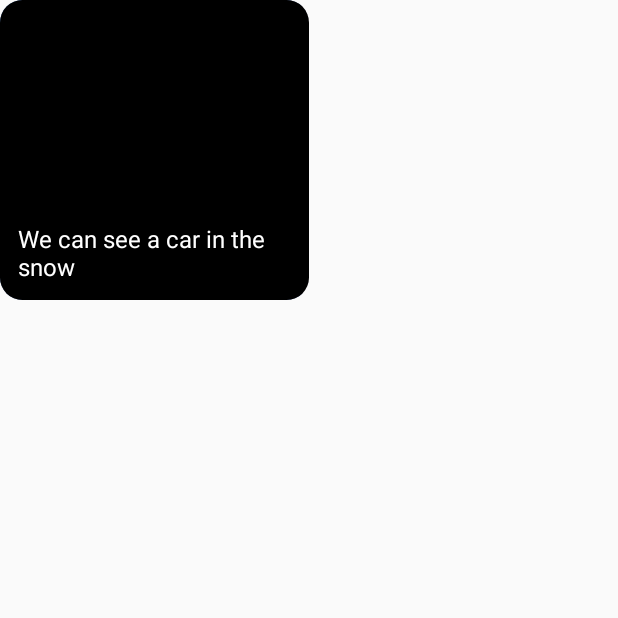
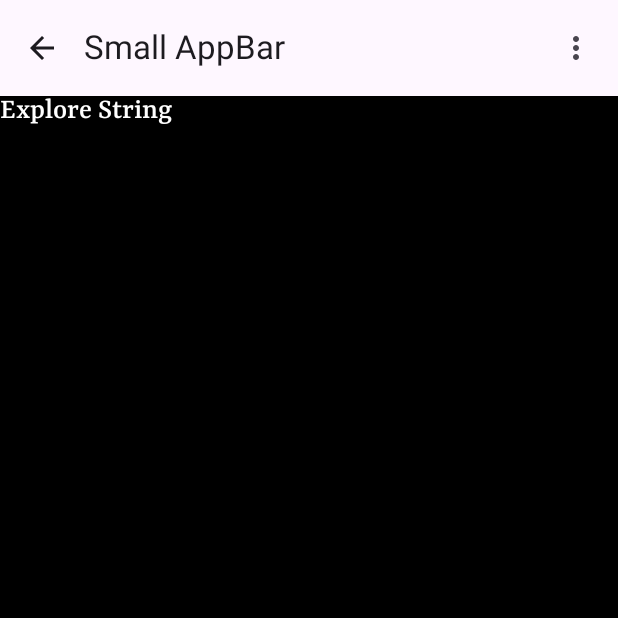
Before and after one commit to Logeshsharma/Android-with-compose, an Android app built with Jetpack Compose: the screen it shows after launch (MainActivity), on a phone screen of 412 x 824 dp, the top half of it. Run offline under Robolectric (Android 15) with nearby library versions, the phone set to English and light mode, and no system bars.

Commit message:
Add Text and fonts composable

```diff
--- a/app/src/main/java/com/example/androidwithcompose/MainActivity.kt
+++ b/app/src/main/java/com/example/androidwithcompose/MainActivity.kt
@@ -14,9 +14,19 @@ import androidx.compose.foundation.layout.fillMaxWidth
 import androidx.compose.foundation.layout.height
 import androidx.compose.foundation.layout.padding
 import androidx.compose.foundation.shape.RoundedCornerShape
+import androidx.compose.material.icons.Icons
+import androidx.compose.material.icons.filled.ArrowBack
+import androidx.compose.material.icons.filled.MoreVert
 import androidx.compose.material3.Card
+import androidx.compose.material3.ExperimentalMaterial3Api
+import androidx.compose.material3.Icon
+import androidx.compose.material3.IconButton
+import androidx.compose.material3.MediumTopAppBar
+import androidx.compose.material3.Scaffold
+import androidx.compose.material3.SmallTopAppBar
 import androidx.compose.material3.Surface
 import androidx.compose.material3.Text
+import androidx.compose.material3.TopAppBar
 import androidx.compose.runtime.Composable
 import androidx.compose.ui.Alignment
 import androidx.compose.ui.Modifier
@@ -26,6 +36,9 @@ import androidx.compose.ui.graphics.painter.Painter
 import androidx.compose.ui.layout.ContentScale
 import androidx.compose.ui.res.painterResource
 import androidx.compose.ui.text.TextStyle
+import androidx.compose.ui.text.font.Font
+import androidx.compose.ui.text.font.FontFamily
+import androidx.compose.ui.text.font.FontWeight
 import androidx.compose.ui.text.style.TextAlign
 import androidx.compose.ui.unit.dp
 import androidx.compose.ui.unit.sp
@@ -36,15 +49,69 @@ class MainActivity : ComponentActivity() {
         super.onCreate(savedInstanceState)
         enableEdgeToEdge()
         setContent {
-            val painter = painterResource(R.drawable.images)
-            val description = "We can see a car in the snow"
-            val title = "We can see a car in the snow"
-            Box(modifier = Modifier.fillMaxWidth(0.5f)) {
-                ImageCard(painter = painter, title = title, description = description)
-            }
+
+            ExploreText()
         }
     }
 }
+
+@Composable
+fun ExploreText() {
+    val fontFamily = FontFamily(
+        Font(R.font.rasa_bold, FontWeight.Bold),
+        Font(R.font.rasa_light, FontWeight.Thin),
+        Font(R.font.rasa_medium, FontWeight.Normal)
+    )
+    Scaffold(
+        topBar = { MySmallAppBar() },
+        content = { paddingValues ->
+            Box(
+                modifier = Modifier
+                    .fillMaxSize()
+                    .background(color = Color.Black)
+            ) {
+                Text(
+                    "Explore String",
+                    color = Color.White,
+                    fontSize = 20.sp,
+                    modifier = Modifier.padding(paddingValues),
+                    fontFamily = fontFamily
+                )
+            }
+        }
+    )
+
+}
+
+@OptIn(ExperimentalMaterial3Api::class)
+@Composable
+fun MySmallAppBar() {
+    TopAppBar(
+        title = { Text("Small AppBar") },
+        navigationIcon = {
+            IconButton(onClick = { /* Handle navigation */ }) {
+                Icon(Icons.Default.ArrowBack, contentDescription = "Back")
+            }
+        },
+        actions = {
+            IconButton(onClick = { /* Handle action */ }) {
+                Icon(Icons.Default.MoreVert, contentDescription = "More options")
+            }
+        }
+    )
+}
+
+
+@Composable
+fun ImageCardContent() {
+    val painter = painterResource(R.drawable.images)
+    val description = "We can see a car in the snow"
+    val title = "We can see a car in the snow"
+    Box(modifier = Modifier.fillMaxWidth(0.5f)) {
+        ImageCard(painter = painter, title = title, description = description)
+    }
+}
+
 
 @Composable
 fun ImageCard(painter: Painter, title: String, description: String, modifier: Modifier = Modifier) {
```
Also changed, not shown: app/src/main/res/font/rasa_bold.ttf (added), app/src/main/res/font/rasa_bolditalic.ttf (added), app/src/main/res/font/rasa_italic.ttf (added), app/src/main/res/font/rasa_light.ttf (added), app/src/main/res/font/rasa_lightitalic.ttf (added), app/src/main/res/font/rasa_medium.ttf (added), app/src/main/res/font/rasa_mediumitalic.ttf (added), app/src/main/res/font/rasa_regular.ttf (added), app/src/main/res/font/rasa_semibold.ttf (added), app/src/main/res/font/rasa_semibolditalic.ttf (added).
